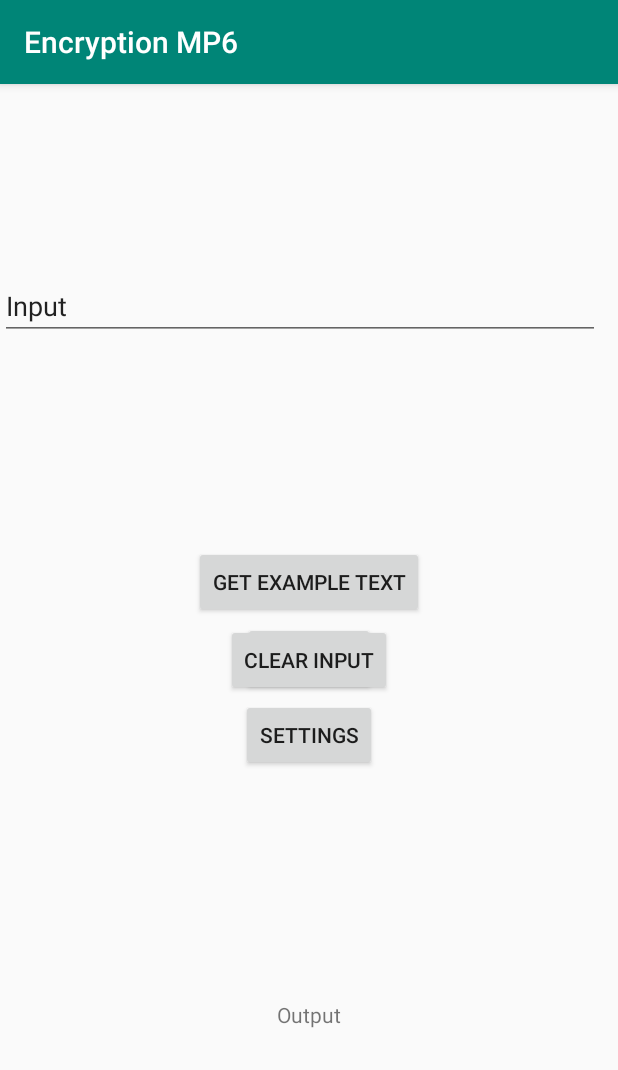
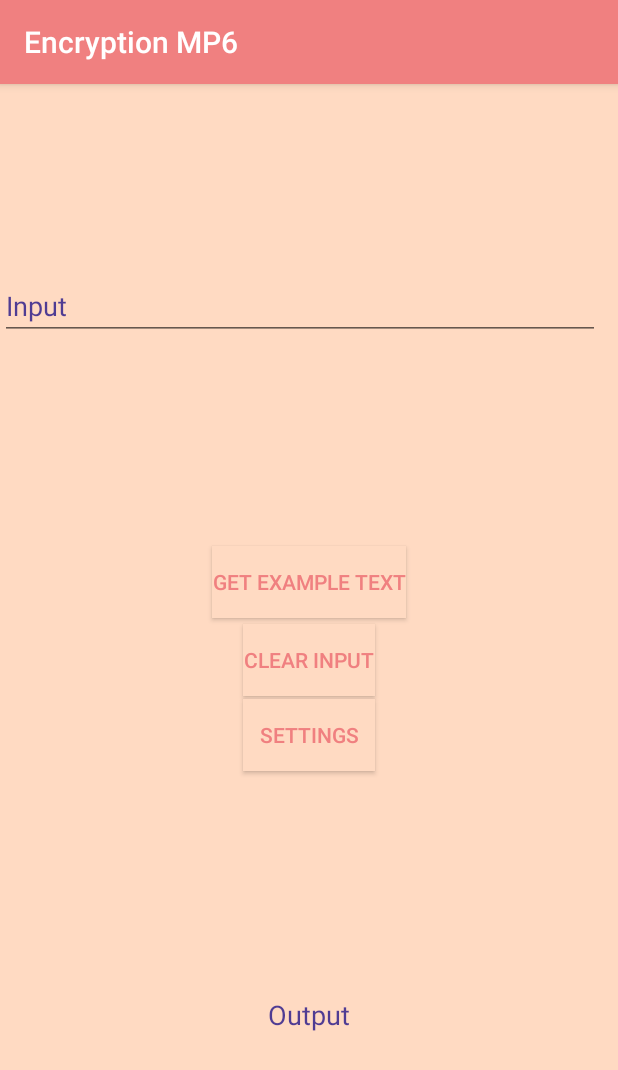
Before and after one commit to jbao8899/MP6_Encryption_Jeremy_Bao_and_Emma_Yu, an Android app: the screen it shows after launch (MainActivity), on a phone screen of 412 x 824 dp. Shown: the top 1070 px of the screen. Run offline under Robolectric (Android 15) with nearby library versions, the phone set to English and light mode, and no system bars; our stand-ins replace Volley.

Commit message:
changed some colors

```diff
--- a/app/src/main/res/layout/activity_main.xml
+++ b/app/src/main/res/layout/activity_main.xml
@@ -4,6 +4,7 @@
     xmlns:tools="http://schemas.android.com/tools"
     android:layout_width="match_parent"
     android:layout_height="match_parent"
+    android:background="@color/colorAccent"
     tools:context=".MainActivity">
 
     <Button
@@ -35,7 +36,9 @@
         android:layout_marginRight="8dp"
         android:layout_marginBottom="8dp"
         android:text="@string/output"
+        android:textColor="@color/colorPrimaryDark"
         android:textIsSelectable="true"
+        android:textSize="18sp"
         app:layout_constraintBottom_toBottomOf="parent"
         app:layout_constraintEnd_toEndOf="parent"
         app:layout_constraintStart_toStartOf="parent"
@@ -53,6 +56,7 @@
         android:inputType="textMultiLine"
         android:scrollbars="vertical"
         android:text="@string/input"
+        android:textColor="@color/colorPrimaryDark"
         app:layout_constraintBottom_toBottomOf="parent"
         app:layout_constraintEnd_toEndOf="parent"
         app:layout_constraintStart_toStartOf="parent"
@@ -60,6 +64,7 @@
 
     <Button
         android:id="@+id/Settings"
+        style="@style/Widget.AppCompat.Button.Colored"
         android:layout_width="wrap_content"
         android:layout_height="wrap_content"
         android:layout_marginStart="8dp"
@@ -68,15 +73,19 @@
         android:layout_marginEnd="8dp"
         android:layout_marginRight="8dp"
         android:layout_marginBottom="180dp"
+        android:background="@color/colorAccent"
         android:onClick="goToSettings"
         android:text="@string/settings"
+        android:textColor="@color/colorPrimary"
         app:layout_constraintBottom_toBottomOf="parent"
         app:layout_constraintEnd_toEndOf="parent"
         app:layout_constraintStart_toStartOf="parent"
-        app:layout_constraintTop_toTopOf="parent" />
+        app:layout_constraintTop_toTopOf="parent"
+        tools:style="@style/Widget.AppCompat.Button.Colored" />
 
     <Button
         android:id="@+id/Decrypt"
+        style="@style/Widget.AppCompat.Button.Colored"
         android:layout_width="wrap_content"
         android:layout_height="wrap_content"
         android:layout_marginStart="148dp"
@@ -85,8 +94,10 @@
         android:layout_marginEnd="148dp"
         android:layout_marginRight="148dp"
         android:layout_marginBottom="180dp"
+        android:background="@color/colorAccent"
         android:onClick="decryptText"
         android:text="@string/decrypt"
+        android:textColor="@color/colorPrimary"
         app:layout_constraintBottom_toTopOf="@+id/Output"
         app:layout_constraintEnd_toEndOf="parent"
         app:layout_constraintStart_toStartOf="parent"
@@ -94,19 +105,22 @@
 
     <Button
         android:id="@+id/ClearInput"
+        style="@style/Widget.AppCompat.Button.Colored"
         android:layout_width="wrap_content"
         android:layout_height="wrap_content"
+        android:background="@color/colorAccent"
         android:onClick="clearInput"
         android:text="Clear input"
-        tools:layout_editor_absoluteX="154dp"
-        tools:layout_editor_absoluteY="384dp"
+        android:textColor="@color/colorPrimary"
         app:layout_constraintBottom_toBottomOf="parent"
         app:layout_constraintEnd_toEndOf="parent"
         app:layout_constraintStart_toStartOf="parent"
-        app:layout_constraintTop_toTopOf="parent" />
+        app:layout_constraintTop_toTopOf="parent"
+        tools:style="@style/Widget.AppCompat.Button.Colored" />
 
     <Button
         android:id="@+id/getExampleText"
+        style="@style/Widget.AppCompat.Button.Colored"
         android:layout_width="wrap_content"
         android:layout_height="wrap_content"
         android:layout_marginStart="148dp"
@@ -114,10 +128,14 @@
         android:layout_marginTop="134dp"
         android:layout_marginEnd="148dp"
         android:layout_marginRight="148dp"
+        android:background="@color/colorAccent"
+        android:fadingEdge="none"
         android:onClick="getExampleText"
         android:text="@string/get_example_text"
+        android:textColor="@color/colorPrimary"
         app:layout_constraintBottom_toTopOf="@+id/EncryptButton"
         app:layout_constraintEnd_toEndOf="parent"
         app:layout_constraintStart_toStartOf="parent"
-        app:layout_constraintTop_toBottomOf="@+id/Input" />
+        app:layout_constraintTop_toBottomOf="@+id/Input"
+        tools:style="@android:style/Widget.Holo.Button.Borderless" />
 </android.support.constraint.ConstraintLayout>
--- a/app/src/main/res/values/colors.xml
+++ b/app/src/main/res/values/colors.xml
@@ -1,6 +1,6 @@
 <?xml version="1.0" encoding="utf-8"?>
 <resources>
-    <color name="colorPrimary">#008577</color>
-    <color name="colorPrimaryDark">#00574B</color>
-    <color name="colorAccent">#D81B60</color>
+    <color name="colorPrimary">#f08080</color>
+    <color name="colorPrimaryDark">#c61c0e86</color>
+    <color name="colorAccent">#ffdac2</color>
 </resources>
```
